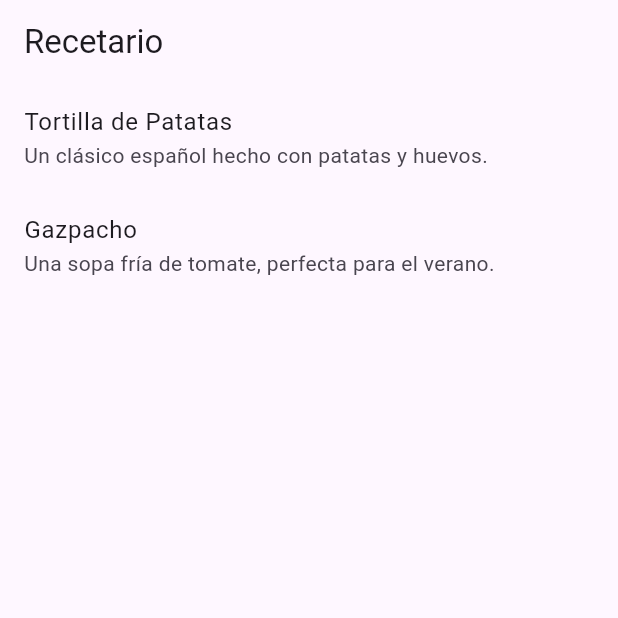
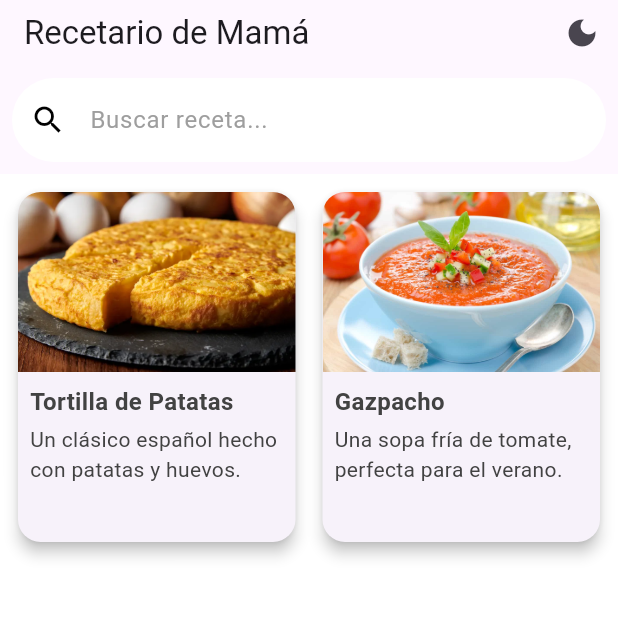
Before and after one commit to nankarewa/RecetasMama, a Flutter app: the screen it shows after launch, on a phone screen of 412 x 824 dp, the top half of it. Run offline on Flutter 3.47's test engine with Material 3 defaults, Android fonts, the phone set to English and light mode, and no system bars.

Commit message:
second commit

```diff
--- a/lib/Model/Receta.dart
+++ b/lib/Model/Receta.dart
@@ -3,11 +3,13 @@ class Receta {
   final String descripcion;
   final List<String> ingredientes;
   final String instrucciones;
+  final String imagenUrl;
 
   Receta({
     required this.titulo,
     required this.descripcion,
     required this.ingredientes,
     required this.instrucciones,
+    required this.imagenUrl,
   });
 }
--- /dev/null
+++ b/lib/Model/RecetasData.dart
@@ -0,0 +1,19 @@
+import 'Receta.dart'; // Importar el modelo de Receta
+
+// Lista de recetas de ejemplo
+List<Receta> recetas = [
+  Receta(
+    titulo: 'Tortilla de Patatas',
+    descripcion: 'Un clásico español hecho con patatas y huevos.',
+    ingredientes: ['4 patatas', '6 huevos', 'Sal', 'Aceite de oliva'],
+    instrucciones: '1. Pelar y cortar las patatas...\n2. Freírlas hasta dorar...\n3. Batir los huevos...',
+    imagenUrl: 'assets/tortilla.jpg',
+  ),
+  Receta(
+    titulo: 'Gazpacho',
+    descripcion: 'Una sopa fría de tomate, perfecta para el verano.',
+    ingredientes: ['6 tomates', '1 pepino', '1 pimiento verde', 'Sal', 'Vinagre', 'Aceite de oliva'],
+    instrucciones: '1. Lavar y cortar las verduras...\n2. Licuarlas todas juntas...\n3. Dejar enfriar y servir frío...',
+    imagenUrl: 'assets/gazpacho.jpg',
+  ),
+];
--- /dev/null
+++ b/lib/Style/AppTheme.dart
@@ -0,0 +1,29 @@
+import 'package:flutter/material.dart';
+
+class AppTheme {
+  // Tema claro
+  static ThemeData lightTheme = ThemeData(
+    primarySwatch: Colors.orange,
+    scaffoldBackgroundColor: Colors.white,
+    brightness: Brightness.light,
+    textTheme: TextTheme(
+      // Descripciones con color más oscuro para el tema claro
+      bodyMedium: TextStyle(
+        color: Colors.grey[800], // Color gris oscuro para tema claro
+      ),
+    ),
+  );
+
+  // Tema oscuro
+  static ThemeData darkTheme = ThemeData(
+    primarySwatch: Colors.orange,
+    scaffoldBackgroundColor: Colors.black,
+    brightness: Brightness.dark,
+    textTheme: TextTheme(
+      // Descripciones con color más claro para el tema oscuro
+      bodyMedium: TextStyle(
+        color: Colors.grey[300], // Color gris claro para tema oscuro
+      ),
+    ),
+  );
+}
--- a/lib/main.dart
+++ b/lib/main.dart
@@ -1,45 +1,176 @@
 import 'package:flutter/material.dart';
+import 'package:recetas/Model/Receta.dart';
+import 'package:recetas/Model/RecetasData.dart';
+import 'Style/AppTheme.dart'; // Importamos los temas
 
 void main() {
   runApp(RecetasApp());
 }
 
-class RecetasApp extends StatelessWidget {
+class RecetasApp extends StatefulWidget {
+  @override
+  _RecetasAppState createState() => _RecetasAppState();
+}
+
+class _RecetasAppState extends State<RecetasApp> {
+  // Iniciamos con el tema claro por defecto
+  ThemeMode _themeMode = ThemeMode.light;
+
   @override
   Widget build(BuildContext context) {
     return MaterialApp(
+      key: ValueKey(_themeMode),
       title: 'Recetario',
-      theme: ThemeData(
-        primarySwatch: Colors.green,
+      theme: AppTheme.lightTheme, // Tema claro
+      darkTheme: AppTheme.darkTheme, // Tema oscuro
+      themeMode: _themeMode, // Usamos la variable para cambiar de tema
+      home: ListaRecetas(
+        onThemeChanged: (ThemeMode mode) {
+          setState(() {
+            _themeMode = mode; // Cambiamos el modo de tema
+          });
+        },
+        themeMode: _themeMode, // Pasamos el tema actual al widget
       ),
-      home: ListaRecetas(),
     );
   }
 }
 
-class ListaRecetas extends StatelessWidget {
+class ListaRecetas extends StatefulWidget {
+  final Function(ThemeMode) onThemeChanged;
+  final ThemeMode themeMode;
+
+  ListaRecetas({required this.onThemeChanged, required this.themeMode});
+
+  @override
+  _ListaRecetasState createState() => _ListaRecetasState();
+}
+
+class _ListaRecetasState extends State<ListaRecetas> {
+  List<Receta> recetasFiltradas = recetas;
+  String _query = '';
+
+  void _buscarReceta(String query) {
+    setState(() {
+      _query = query;
+      recetasFiltradas = recetas
+          .where((receta) =>
+              receta.titulo.toLowerCase().contains(query.toLowerCase()))
+          .toList();
+    });
+  }
+
   @override
   Widget build(BuildContext context) {
     return Scaffold(
       appBar: AppBar(
-        title: Text('Recetario'),
+        title: Text('Recetario de Mamá'),
+        actions: [
+          // Botón para cambiar entre modo claro y oscuro
+          IconButton(
+            icon: Icon(
+              widget.themeMode == ThemeMode.dark
+                  ? Icons.light_mode // Sol si está en modo oscuro
+                  : Icons.dark_mode, // Luna si está en modo claro
             ),
-      body: ListView.builder(
-        itemCount: recetas.length,
+            onPressed: () {
+              // Alternar entre tema claro y oscuro
+              ThemeMode newThemeMode = widget.themeMode == ThemeMode.dark
+                  ? ThemeMode.light
+                  : ThemeMode.dark;
+              widget.onThemeChanged(newThemeMode);
+            },
+          ),
+        ],
+        bottom: PreferredSize(
+          preferredSize: Size.fromHeight(60),
+          child: Padding(
+            padding: const EdgeInsets.all(8.0),
+            child: TextField(
+              onChanged: _buscarReceta,
+              style: TextStyle(color: Colors.black),
+              decoration: InputDecoration(
+                hintText: 'Buscar receta...',
+                prefixIcon: Icon(Icons.search, color: Colors.black),
+                border: OutlineInputBorder(
+                  borderRadius: BorderRadius.circular(30),
+                  borderSide: BorderSide.none,
+                ),
+                filled: true,
+                fillColor: Colors.white,
+                 hintStyle: TextStyle(color: Colors.grey),
+              ),
+            ),
+          ),
+        ),
+      ),
+      body: Padding(
+        padding: const EdgeInsets.all(8.0),
+        child: GridView.builder(
+          gridDelegate: SliverGridDelegateWithFixedCrossAxisCount(
+            crossAxisCount: 2,
+            crossAxisSpacing: 10,
+            mainAxisSpacing: 10,
+            childAspectRatio: 0.8,
+          ),
+          itemCount: recetasFiltradas.length,
           itemBuilder: (context, index) {
-          return ListTile(
-            title: Text(recetas[index].titulo),
-            subtitle: Text(recetas[index].descripcion),
+            return Card(
+              elevation: 4,
+              shape: RoundedRectangleBorder(
+                borderRadius: BorderRadius.circular(15),
+              ),
+              child: InkWell(
                 onTap: () {
                   Navigator.push(
                     context,
                     MaterialPageRoute(
-                  builder: (context) => DetallesReceta(receta: recetas[index]),
+                      builder: (context) => DetallesReceta(
+                        receta: recetasFiltradas[index],
+                      ),
                     ),
                   );
                 },
+                child: Column(
+                  crossAxisAlignment: CrossAxisAlignment.stretch,
+                  children: [
+                    ClipRRect(
+                      borderRadius: BorderRadius.vertical(
+                        top: Radius.circular(15),
+                      ),
+                     child: Image.asset(
+                      recetasFiltradas[index].imagenUrl,  // Usamos la imagen local desde los assets
+                      height: 120,
+                      fit: BoxFit.cover,
+                    ),
+
+                    ),
+                    Padding(
+                      padding: const EdgeInsets.all(8.0),
+                      child: Column(
+                        crossAxisAlignment: CrossAxisAlignment.start,
+                        children: [
+                          Text(
+                            recetasFiltradas[index].titulo,
+                            style: TextStyle(
+                              fontSize: 16,
+                              fontWeight: FontWeight.bold,
+                            ),
+                          ),
+                          SizedBox(height: 4),
+                          Text(
+                            recetasFiltradas[index].descripcion,
+                            style: Theme.of(context).textTheme.bodyMedium, // Usamos el texto del tema
+                          ),
+                        ],
+                      ),
+                    ),
+                  ],
+                ),
+              ),
             );
           },
+        ),
       ),
     );
   }
@@ -56,11 +187,22 @@ class DetallesReceta extends StatelessWidget {
       appBar: AppBar(
         title: Text(receta.titulo),
       ),
-      body: Padding(
+      body: SingleChildScrollView(
         padding: const EdgeInsets.all(16.0),
         child: Column(
           crossAxisAlignment: CrossAxisAlignment.start,
           children: [
+            ClipRRect(
+              borderRadius: BorderRadius.circular(10),
+              child: Image.asset(
+                receta.imagenUrl,  // Usamos la ruta local de la imagen en lugar de la URL
+                fit: BoxFit.cover,
+                height: 200,
+                width: double.infinity,
+              ),
+            ),
+
+            SizedBox(height: 16),
             Text(
               'Ingredientes:',
               style: TextStyle(fontWeight: FontWeight.bold, fontSize: 18),
@@ -82,32 +224,3 @@ class DetallesReceta extends StatelessWidget {
     );
   }
 }
-
-class Receta {
-  final String titulo;
-  final String descripcion;
-  final List<String> ingredientes;
-  final String instrucciones;
-
-  Receta({
-    required this.titulo,
-    required this.descripcion,
-    required this.ingredientes,
-    required this.instrucciones,
-  });
-}
-
-List<Receta> recetas = [
-  Receta(
-    titulo: 'Tortilla de Patatas',
-    descripcion: 'Un clásico español hecho con patatas y huevos.',
-    ingredientes: ['4 patatas', '6 huevos', 'Sal', 'Aceite de oliva'],
-    instrucciones: '1. Pelar y cortar las patatas...\n2. Freírlas hasta dorar...\n3. Batir los huevos...',
-  ),
-  Receta(
-    titulo: 'Gazpacho',
-    descripcion: 'Una sopa fría de tomate, perfecta para el verano.',
-    ingredientes: ['6 tomates', '1 pepino', '1 pimiento verde', 'Sal', 'Vinagre', 'Aceite de oliva'],
-    instrucciones: '1. Lavar y cortar las verduras...\n2. Licuarlas todas juntas...\n3. Dejar enfriar y servir frío...',
-  ),
-];
--- a/pubspec.yaml
+++ b/pubspec.yaml
@@ -59,8 +59,9 @@ flutter:
   uses-material-design: true
 
   # To add assets to your application, add an assets section, like this:
-  # assets:
-  #   - images/a_dot_burr.jpeg
+  assets:
+    - assets/gazpacho.jpg
+    - assets/tortilla.jpg
   #   - images/a_dot_ham.jpeg
 
   # An image asset can refer to one or more resolution-specific "variants", see
```
Also changed, not shown: assets/gazpacho.jpg (added), assets/tortilla.jpg (added), 7 other files. Lines whose indentation alone changed are shown as unchanged.
